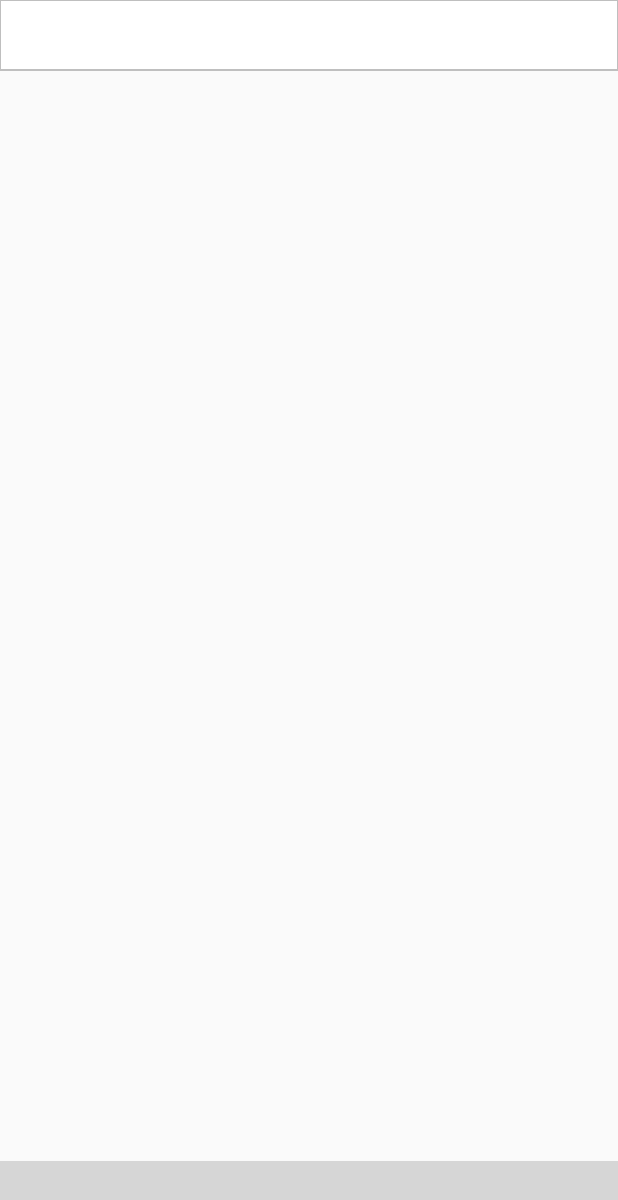
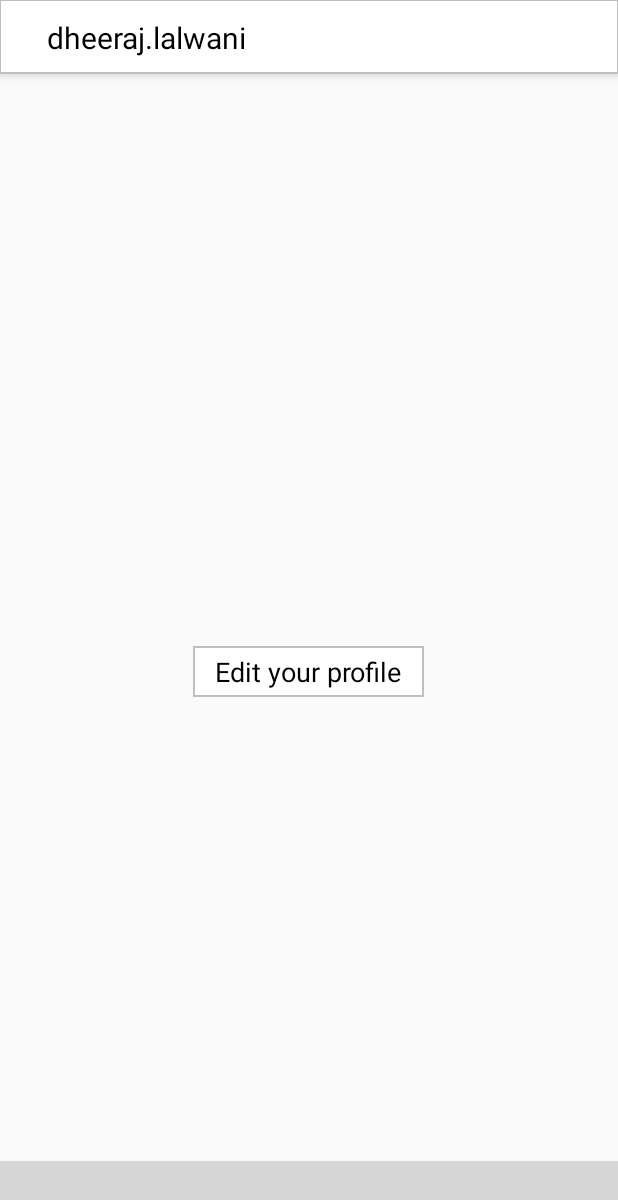
Before and after one commit to ayushmandey97/RentPay, an Android app: the ProfileActivity screen opened directly, with no data from a screen before it, on a phone screen of 412 x 824 dp. Shown: the top 1200 px of the screen. Run offline under Robolectric (Android 15) with nearby library versions, the phone set to English and light mode, and no system bars; libraries missing offline, so code that uses them is left out: com.ittianyu.bottomnavigationviewex; plain views replace BottomNavigationViewEx; 6 statements that could not run were skipped; grey boxes are pictures that could not be loaded.

Commit message:
Implemented feed basic UI, profile page structure

```diff
--- a/app/src/main/java/com/example/ayushmandey/rentpay/Profile/ProfileActivity.java
+++ b/app/src/main/java/com/example/ayushmandey/rentpay/Profile/ProfileActivity.java
@@ -6,6 +6,7 @@ import android.support.v7.app.AppCompatActivity;
 import android.util.Log;
 import android.view.Menu;
 import android.view.MenuItem;
+import android.widget.Toolbar;
 
 import com.example.ayushmandey.rentpay.R;
 import com.example.ayushmandey.rentpay.Utils.BottomNavigationViewHelper;
@@ -21,9 +22,15 @@ public class ProfileActivity extends AppCompatActivity{
     @Override
     public void onCreate(@Nullable Bundle savedInstanceState) {
         super.onCreate(savedInstanceState);
-        setContentView(R.layout.activity_main);
+        setContentView(R.layout.activity_profile);
         Log.d(TAG, "onCreate: started");
         setupBottomNavigationView();
+    }
+
+    private void setupToolbar(){
+        android.support.v7.widget.Toolbar toolbar = (android.support.v7.widget.Toolbar) findViewById(R.id.profileToolbar);
+        setSupportActionBar(toolbar);
+
     }
 
     private void setupBottomNavigationView(){
--- /dev/null
+++ b/app/src/main/res/drawable/grey_border.xml
@@ -0,0 +1,24 @@
+<?xml version="1.0" encoding="utf-8"?>
+<layer-list xmlns:android="http://schemas.android.com/apk/res/android"
+    android:layout_width="match_parent"
+    android:layout_height="1dp">
+
+    <item
+        android:bottom="1dp"
+        android:top="1dp"
+        android:right="1dp"
+        android:left="1dp">
+
+        <shape
+            android:shape="rectangle">
+            <stroke
+                android:width="1dp"
+                android:color="@color/grey"/>
+            <solid
+                android:color="@color/white"/>
+
+        </shape>
+    </item>
+
+
+</layer-list>
--- /dev/null
+++ b/app/src/main/res/layout/activity_profile.xml
@@ -0,0 +1,37 @@
+<?xml version="1.0" encoding="utf-8"?>
+<android.support.design.widget.CoordinatorLayout
+    xmlns:android="http://schemas.android.com/apk/res/android" android:orientation="vertical"
+    android:layout_width="match_parent" android:layout_height="match_parent">
+
+    <RelativeLayout
+        android:layout_width="match_parent"
+        android:layout_height="match_parent">
+        <include layout="@layout/snippet_top_profilebar"/>
+        <RelativeLayout
+            android:layout_width="match_parent"
+            android:layout_height="match_parent"
+            android:layout_marginTop="30dp">
+            <TextView
+                android:id="@+id/textEditProfile"
+                android:layout_width="wrap_content"
+                android:layout_height="wrap_content"
+                android:text="Edit your profile"
+                android:textColor="@color/black"
+                android:textSize="18sp"
+                android:layout_marginTop="400dp"
+                android:layout_centerHorizontal="true"
+                android:layout_marginBottom="8dp"
+                android:textAlignment="center"
+                android:paddingHorizontal="15dp"
+                android:paddingVertical="5dp"
+                android:background="@drawable/grey_border"/>
+
+        </RelativeLayout>
+        <include layout="@layout/layout_bottom_navigation_view"/>
+    </RelativeLayout>
+
+
+
+
+
+</android.support.design.widget.CoordinatorLayout>
--- /dev/null
+++ b/app/src/main/res/layout/snippet_top_profilebar.xml
@@ -0,0 +1,29 @@
+<merge xmlns:android="http://schemas.android.com/apk/res/android"
+    xmlns:app="http://schemas.android.com/apk/res-auto">
+    <android.support.design.widget.AppBarLayout
+        android:layout_width="match_parent"
+        android:layout_height="50dp"
+        android:background="@drawable/white_grey_border_bottom">
+        <android.support.v7.widget.Toolbar
+            android:layout_width="match_parent"
+            android:layout_height="wrap_content"
+            android:id="@+id/profileToolbar">
+
+            <RelativeLayout
+                android:layout_width="match_parent"
+                android:layout_height="match_parent">
+                <TextView
+                    android:layout_width="wrap_content"
+                    android:layout_height="wrap_content"
+                    android:layout_centerVertical="true"
+                    android:text="dheeraj.lalwani"
+                    android:textSize="20sp"
+                    android:textColor="@color/black"
+                    android:layout_marginStart="15dp"
+                    android:id="@+id/profileName"/>
+            </RelativeLayout>
+        </android.support.v7.widget.Toolbar>
+
+
+    </android.support.design.widget.AppBarLayout>
+</merge>
--- a/app/src/main/res/values/colors.xml
+++ b/app/src/main/res/values/colors.xml
@@ -5,4 +5,5 @@
     <color name="colorAccent">#FF4081</color>
     <color name="grey">#BFBFBF</color>
     <color name="white">#FFF</color>
+    <color name="black">#000</color>
 </resources>
```
Also changed, not shown: app/src/main/java/com/example/ayushmandey/rentpay/Utils/SqaureImageView.java (added, +33 -0 lines), app/src/main/res/layout/fragment_home.xml (+1 -8 lines), app/src/main/res/layout/layout_mainfeed_listitem.xml (added, +17 -0 lines), app/src/main/res/layout/layout_view_post.xml (added, +145 -0 lines), app/src/main/res/drawable/bikes.png (added), app/src/main/res/drawable/dheeraj.png (added), app/src/main/res/drawable/sony.png (added).
